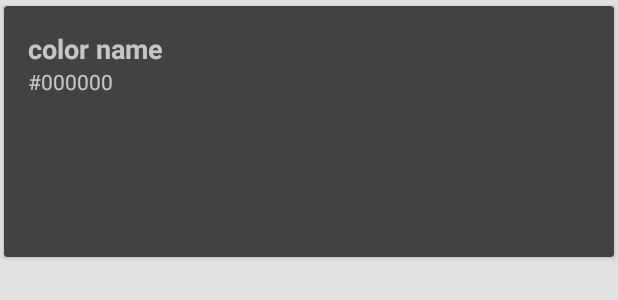
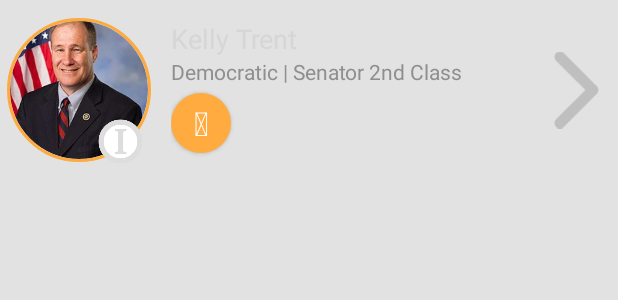
Before and after one commit to ac1997/Represent, an Android app: the layout search_results_list_item.xml on its own in the app's theme, with its tools: preview values and no code run, on a phone screen of 412 x 824 dp. Shown: the top 300 px of the screen. Run offline under Robolectric (Android 15) with nearby library versions, the phone set to English and light mode, and no system bars.

Commit message:
Basic result page done

```diff
--- a/app/build.gradle
+++ b/app/build.gradle
@@ -30,4 +30,7 @@ dependencies {
     implementation 'com.github.arimorty:floatingsearchview:2.1.1'
     implementation 'com.google.android.gms:play-services-location:15.0.1'
     implementation 'com.android.volley:volley:1.1.1'
+    implementation 'de.hdodenhof:circleimageview:2.2.0'
+    implementation 'com.github.bumptech.glide:glide:4.8.0'
+    annotationProcessor 'com.github.bumptech.glide:compiler:4.8.0'
 }
--- a/app/src/main/AndroidManifest.xml
+++ b/app/src/main/AndroidManifest.xml
@@ -11,7 +11,7 @@
         android:roundIcon="@mipmap/ic_launcher_round"
         android:supportsRtl="true"
         android:theme="@style/AppTheme">
-        <activity android:name=".HomepageActivity">
+        <activity android:name=".HomepageActivity" android:screenOrientation="portrait">
             <intent-filter>
                 <action android:name="android.intent.action.MAIN" />
                 <category android:name="android.intent.category.LAUNCHER" />
--- /dev/null
+++ b/app/src/main/res/drawable/ic_arrow_right.xml
@@ -0,0 +1,4 @@
+<vector android:height="24dp" android:viewportHeight="451.847"
+    android:viewportWidth="451.846" android:width="24dp" xmlns:android="http://schemas.android.com/apk/res/android">
+    <path android:fillColor="#8c8c8c" android:pathData="M345.441,248.292L151.154,442.573c-12.359,12.365 -32.397,12.365 -44.75,0 -12.354,-12.354 -12.354,-32.391 0,-44.744L278.318,225.92 106.409,54.017c-12.354,-12.359 -12.354,-32.394 0,-44.748 12.354,-12.359 32.391,-12.359 44.75,0l194.287,194.284c6.177,6.18 9.262,14.271 9.262,22.366 0,8.099 -3.091,16.196 -9.267,22.373z"/>
+</vector>
--- /dev/null
+++ b/app/src/main/res/drawable/round_button_email.xml
@@ -0,0 +1,9 @@
+<?xml version="1.0" encoding="utf-8"?>
+<ripple xmlns:android="http://schemas.android.com/apk/res/android"
+    android:color="#f38800">
+    <item>
+        <shape android:shape="oval">
+            <solid android:color="#ffab40"/>
+        </shape>
+    </item>
+</ripple>
--- a/app/src/main/res/layout/search_results_list_item.xml
+++ b/app/src/main/res/layout/search_results_list_item.xml
@@ -3,28 +3,113 @@
     xmlns:app="http://schemas.android.com/apk/res-auto"
     xmlns:tools="http://schemas.android.com/tools"
     android:layout_width="match_parent"
-    android:layout_height="175dp"
-    app:cardUseCompatPadding="true">
+    android:layout_height="120dp"
+    app:cardBackgroundColor="@android:color/transparent"
+    app:cardElevation="0dp"
+    app:cardUseCompatPadding="true"
+    app:cardPreventCornerOverlap="false"
+    android:clickable="true"
+    android:focusable="true"
+    android:foreground="?android:attr/selectableItemBackground">
+
+    <View
+        android:id="@+id/view4"
+        android:layout_width="wrap_content"
+        android:layout_height="wrap_content" />
 
     <LinearLayout
-        android:id="@+id/text_container"
         android:layout_width="match_parent"
         android:layout_height="match_parent"
-        android:orientation="vertical"
-        android:padding="16dp">
+        android:baselineAligned="false"
+        android:orientation="horizontal">
 
-        <TextView
-            android:id="@+id/color_name"
-            android:layout_width="match_parent"
-            android:layout_height="wrap_content"
-            android:textStyle="bold"
-            android:textSize="18sp"
-            tools:text="color name" />
 
-        <TextView
-            android:id="@+id/color_value"
-            android:layout_width="match_parent"
-            android:layout_height="wrap_content"
-            tools:text="#000000" />
+        <android.support.constraint.ConstraintLayout
+            android:layout_width="0dp"
+            android:layout_height="match_parent"
+            android:layout_weight="2">
+
+            <de.hdodenhof.circleimageview.CircleImageView xmlns:app="http://schemas.android.com/apk/res-auto"
+                android:id="@+id/member_image"
+                android:layout_width="96dp"
+                android:layout_height="96dp"
+                android:layout_marginBottom="8dp"
+                android:layout_marginEnd="20dp"
+                android:layout_marginStart="19dp"
+                android:layout_marginTop="8dp"
+                android:src="@drawable/test_member"
+                app:civ_border_color="@color/colorSecondary"
+                app:civ_border_width="2dp"
+                app:layout_constraintBottom_toBottomOf="parent"
+                app:layout_constraintEnd_toEndOf="parent"
+                app:layout_constraintStart_toStartOf="parent"
+                app:layout_constraintTop_toTopOf="parent" />
+
+            <de.hdodenhof.circleimageview.CircleImageView xmlns:app="http://schemas.android.com/apk/res-auto"
+                android:id="@+id/member_party"
+                android:layout_width="30dp"
+                android:layout_height="30dp"
+                android:src="@drawable/independent"
+                app:layout_constraintBottom_toBottomOf="parent"
+                app:layout_constraintEnd_toEndOf="parent"
+                app:layout_constraintHorizontal_bias="0.879"
+                app:layout_constraintStart_toStartOf="parent"
+                app:layout_constraintTop_toTopOf="parent"
+                app:layout_constraintVertical_bias="0.908" />
+
+        </android.support.constraint.ConstraintLayout>
+
+        <LinearLayout
+            android:id="@+id/text_container"
+            android:layout_width="0dp"
+            android:layout_height="match_parent"
+            android:layout_weight="5"
+            android:orientation="vertical"
+            android:padding="10dp">
+
+            <TextView
+                android:id="@+id/member_name"
+                android:layout_width="match_parent"
+                android:layout_height="wrap_content"
+                android:textAppearance="@android:style/TextAppearance.Medium"
+                android:textColor="@color/black"
+                tools:text="Kelly Trent" />
+
+            <TextView
+                android:id="@+id/member_basic_desc"
+                android:layout_width="match_parent"
+                android:layout_height="wrap_content"
+                android:textAllCaps="false"
+                android:textColor="#8F8F8F"
+                android:textSize="14sp"
+                tools:text="Democratic | Senator 2nd Class" />
+
+            <LinearLayout
+                android:layout_width="match_parent"
+                android:layout_height="match_parent"
+                android:orientation="horizontal">
+
+                <Button
+                    android:id="@+id/button_email"
+                    android:layout_width="40dp"
+                    android:layout_height="40dp"
+                    android:layout_gravity="center"
+                    android:background="@drawable/round_button_email"
+                    android:gravity="center_vertical|center_horizontal"
+                    android:text="&#xf0e0;"
+                    android:textColor="#fff"
+                    android:textSize="22sp" />
+
+            </LinearLayout>
+        </LinearLayout>
+
+        <ImageView
+            android:id="@+id/imageView2"
+            android:layout_width="0dp"
+            android:layout_height="match_parent"
+            android:layout_weight="1"
+            android:alpha="0.4"
+            app:srcCompat="@drawable/ic_arrow_right" />
     </LinearLayout>
+
 </android.support.v7.widget.CardView>
--- a/app/src/main/res/menu/menu_search_view.xml
+++ b/app/src/main/res/menu/menu_search_view.xml
@@ -1,12 +1,12 @@
 <menu xmlns:android="http://schemas.android.com/apk/res/android"
     xmlns:app="http://schemas.android.com/apk/res-auto"
     xmlns:tools="http://schemas.android.com/tools" tools:context=".MainActivity">
-    <item android:id="@+id/action_random"
+    <item android:id="@+id/action_location"
         android:title="@string/action_location"
         android:orderInCategory="1"
         app:showAsAction="ifRoom"
         android:icon="@drawable/ic_gps_fixed_black_24dp"/>
-    <item android:id="@+id/action_location"
+    <item android:id="@+id/action_random"
         android:title="@string/action_random"
         android:orderInCategory="2"
         app:showAsAction="ifRoom"
--- a/build.gradle
+++ b/build.gradle
@@ -19,6 +19,7 @@ allprojects {
     repositories {
         google()
         jcenter()
+        mavenCentral()
     }
 }
 
```
Also changed, not shown: app/src/main/java/info/alexanderchen/represent/HomepageActivity.java (+14 -31 lines), app/src/main/java/info/alexanderchen/represent/Typefaces.java (added, +30 -0 lines), app/src/main/java/info/alexanderchen/represent/adapter/SearchResultsListAdapter.java (+13 -5 lines), app/src/main/java/info/alexanderchen/represent/data/DataHelper.java (+38 -8 lines), app/src/main/java/info/alexanderchen/represent/decoration/InsetDividerItemDecoration.java (added, +38 -0 lines), app/src/main/res/drawable/line_divider.xml (added, +11 -0 lines), app/src/main/res/layout/activity_homepage.xml (+3 -5 lines), app/src/main/res/drawable/democratic.png (added), app/src/main/res/drawable/independent.png (added), app/src/main/res/drawable/no_profile_img.png (added), app/src/main/res/drawable/republican.png (added), app/src/main/res/drawable/test_member.jpg (added).
